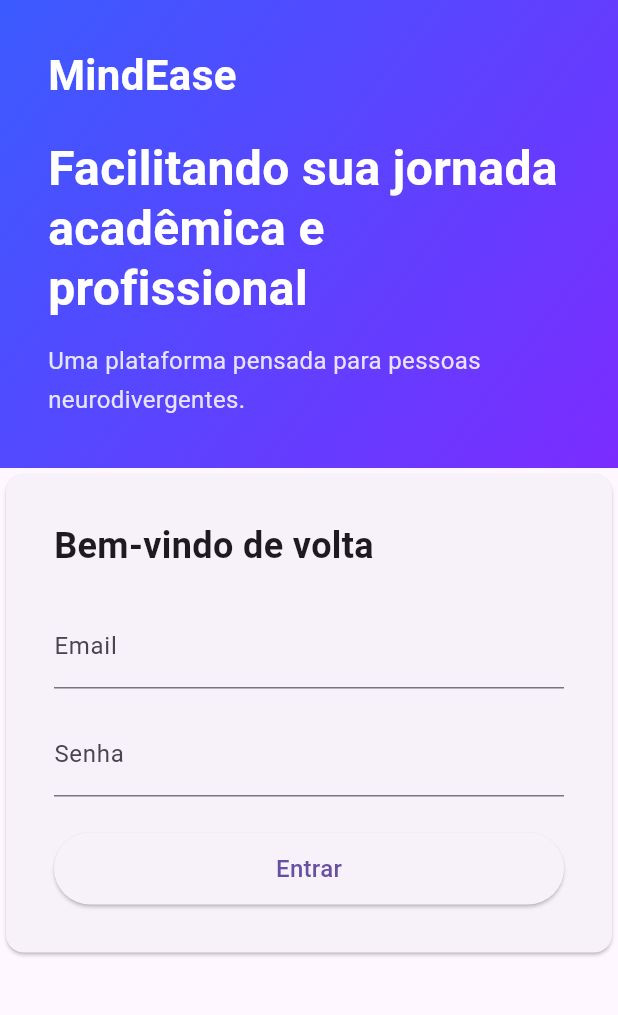
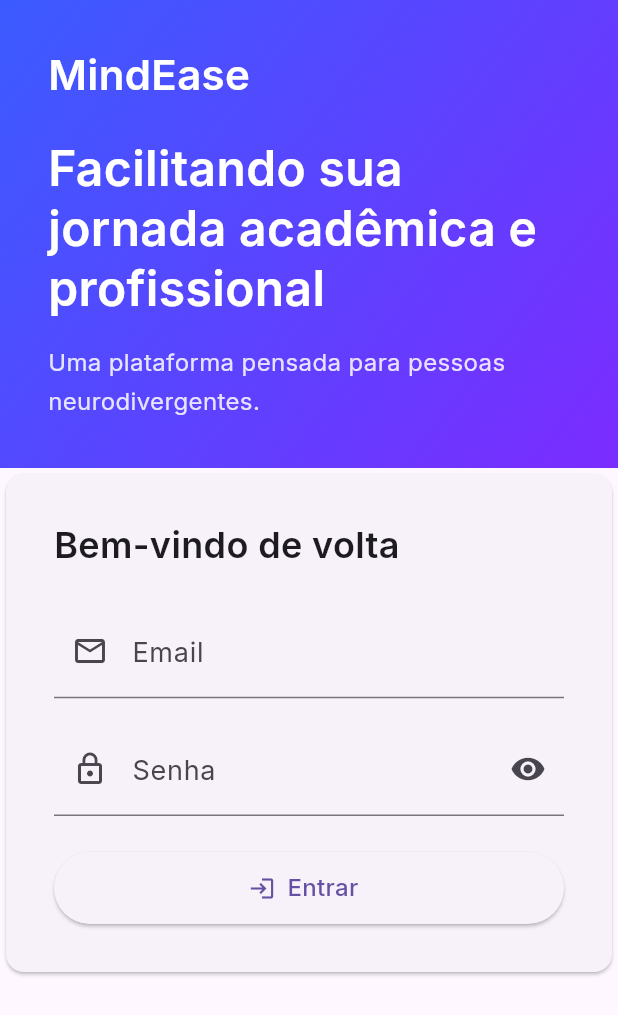
Before and after one commit to mindeaseapp/mindease-focus-tc5, a Flutter app: the screen it shows after launch, on a phone screen of 412 x 824 dp. Shown: the top 1015 px of the screen. Run offline on Flutter 3.47's test engine with Material 3 defaults, Android fonts, the light colour scheme and no system bars.

Commit message:
feat: add typography system and icons to login screen

```diff
--- a/lib/features/auth/login/presentation/login_page.dart
+++ b/lib/features/auth/login/presentation/login_page.dart
@@ -7,8 +7,15 @@ import 'package:mindease_focus/shared/tokens/app_sizes.dart';
 
 import 'login_styles.dart';
 
-class LoginPage extends StatelessWidget {
+class LoginPage extends StatefulWidget {
   const LoginPage({super.key});
+
+  @override
+  State<LoginPage> createState() => _LoginPageState();
+}
+
+class _LoginPageState extends State<LoginPage> {
+  bool _obscurePassword = true;
 
   @override
   Widget build(BuildContext context) {
@@ -47,21 +54,47 @@ class LoginPage extends StatelessWidget {
                       style: LoginStyles.title,
                     ),
                     SizedBox(height: AppSpacing.lg),
+
+                    // 📧 EMAIL
                     const TextField(
-                      decoration: InputDecoration(labelText: 'Email'),
+                      decoration: InputDecoration(
+                        labelText: 'Email',
+                        prefixIcon: Icon(Icons.email_outlined),
+                      ),
                     ),
+
                     SizedBox(height: AppSpacing.md),
-                    const TextField(
-                      decoration: InputDecoration(labelText: 'Senha'),
-                      obscureText: true,
+
+                    // 🔒 SENHA
+                    TextField(
+                      obscureText: _obscurePassword,
+                      decoration: InputDecoration(
+                        labelText: 'Senha',
+                        prefixIcon: const Icon(Icons.lock_outline),
+                        suffixIcon: IconButton(
+                          icon: Icon(
+                            _obscurePassword
+                                ? Icons.visibility
+                                : Icons.visibility_off,
+                          ),
+                          onPressed: () {
+                            setState(() {
+                              _obscurePassword = !_obscurePassword;
+                            });
+                          },
+                        ),
+                      ),
                     ),
+
                     SizedBox(height: AppSpacing.lg),
+
                     SizedBox(
                       width: double.infinity,
                       height: AppSizes.buttonHeight,
-                      child: ElevatedButton(
+                      child: ElevatedButton.icon(
                         onPressed: () {},
-                        child: Text(
+                        icon: const Icon(Icons.login),
+                        label: Text(
                           'Entrar',
                           style: LoginStyles.buttonText,
                         ),
--- a/lib/main.dart
+++ b/lib/main.dart
@@ -1,5 +1,6 @@
 import 'package:flutter/material.dart';
 import 'features/routes.dart';
+import 'shared/tokens/app_typography.dart';
 
 void main() {
   runApp(const MindEaseApp());
@@ -13,7 +14,29 @@ class MindEaseApp extends StatelessWidget {
     return MaterialApp(
       debugShowCheckedModeBanner: false,
       title: 'MindEase',
-      theme: ThemeData(useMaterial3: true),
+
+      theme: ThemeData(
+        useMaterial3: true,
+
+        // 🔤 FONTE GLOBAL DO APP
+        fontFamily: AppTypography.fontFamily,
+
+        // (opcional, mas profissional)
+        textTheme: const TextTheme(
+          displayLarge: AppTypography.displayLarge,
+          displayMedium: AppTypography.displayMedium,
+          displaySmall: AppTypography.displaySmall,
+          headlineLarge: AppTypography.h1,
+          headlineMedium: AppTypography.h2,
+          headlineSmall: AppTypography.h3,
+          bodyLarge: AppTypography.bodyLarge,
+          bodyMedium: AppTypography.body,
+          bodySmall: AppTypography.bodySmall,
+          labelLarge: AppTypography.labelLarge,
+          labelMedium: AppTypography.label,
+          labelSmall: AppTypography.labelSmall,
+        ),
+      ),
 
       // ✅ PRIMEIRA TELA
       initialRoute: AppRoutes.login,
--- /dev/null
+++ b/lib/shared/tokens/app_theme.dart
@@ -0,0 +1,28 @@
+import 'package:flutter/material.dart';
+import 'app_typography.dart';
+
+class AppTheme {
+  static ThemeData theme = ThemeData(
+    useMaterial3: true,
+    fontFamily: AppTypography.fontFamily,
+
+    colorScheme: ColorScheme.fromSeed(
+      seedColor: const Color(0xFF6C63FF),
+    ),
+
+    textTheme: const TextTheme(
+      displayLarge: AppTypography.displayLarge,
+      displayMedium: AppTypography.displayMedium,
+      displaySmall: AppTypography.displaySmall,
+      headlineLarge: AppTypography.h1,
+      headlineMedium: AppTypography.h2,
+      headlineSmall: AppTypography.h3,
+      bodyLarge: AppTypography.bodyLarge,
+      bodyMedium: AppTypography.body,
+      bodySmall: AppTypography.bodySmall,
+      labelLarge: AppTypography.labelLarge,
+      labelMedium: AppTypography.label,
+      labelSmall: AppTypography.labelSmall,
+    ),
+  );
+}
--- a/lib/shared/tokens/app_typography.dart
+++ b/lib/shared/tokens/app_typography.dart
@@ -1,21 +1,16 @@
 import 'package:flutter/material.dart';
 
-/// Design Tokens — Typography
-/// Tipografia acessível, previsível e escalável
-/// Pensada para reduzir sobrecarga cognitiva
 class AppTypography {
-
-  // 🔹 Font family padrão do app
   static const String fontFamily = 'Inter';
 
-  // 🔹 Pesos mais usados
+  // Weights
   static const FontWeight light = FontWeight.w300;
   static const FontWeight regular = FontWeight.w400;
   static const FontWeight medium = FontWeight.w500;
   static const FontWeight semiBold = FontWeight.w600;
   static const FontWeight bold = FontWeight.w700;
 
-  // 🔹 Display (títulos grandes)
+  // Display
   static const TextStyle displayLarge = TextStyle(
     fontSize: 48,
     fontWeight: bold,
@@ -34,7 +29,7 @@ class AppTypography {
     height: 1.25,
   );
 
-  // 🔹 Headings
+  // Headlines
   static const TextStyle h1 = TextStyle(
     fontSize: 28,
     fontWeight: semiBold,
@@ -53,7 +48,7 @@ class AppTypography {
     height: 1.4,
   );
 
-  // 🔹 Body
+  // Body
   static const TextStyle bodyLarge = TextStyle(
     fontSize: 18,
     fontWeight: regular,
@@ -72,7 +67,7 @@ class AppTypography {
     height: 1.5,
   );
 
-  // 🔹 Labels / Inputs / Buttons
+  // Labels
   static const TextStyle labelLarge = TextStyle(
     fontSize: 16,
     fontWeight: medium,
@@ -91,23 +86,36 @@ class AppTypography {
     letterSpacing: 0.3,
   );
 
-  // 🔹 Links
+  // Supporting
+  static const TextStyle helper = TextStyle(
+    fontSize: 12,
+    fontWeight: regular,
+    height: 1.4,
+  );
+
+  static const TextStyle caption = TextStyle(
+    fontSize: 12,
+    fontWeight: regular,
+    color: Colors.grey,
+  );
+
+  // Interaction
   static const TextStyle link = TextStyle(
     fontSize: 14,
     fontWeight: medium,
     decoration: TextDecoration.underline,
   );
 
-  // 🔹 Helpers (feedback cognitivo)
-  static const TextStyle helper = TextStyle(
-    fontSize: 12,
-    fontWeight: regular,
-    height: 1.4,
-  );
-
+  // Feedback
   static const TextStyle error = TextStyle(
     fontSize: 12,
     fontWeight: medium,
     color: Colors.redAccent,
   );
+
+  static const TextStyle success = TextStyle(
+    fontSize: 12,
+    fontWeight: medium,
+    color: Colors.green,
+  );
 }
```
Also changed, not shown: pubspec.yaml (+25 -1 lines), assets/fonts/Inter-Bold.ttf (added), assets/fonts/Inter-Light.ttf (added), assets/fonts/Inter-Medium.ttf (added), assets/fonts/Inter-Regular.ttf (added), assets/fonts/Inter-SemiBold.ttf (added), lib/features/auth/login/presentation/login_styles.dart (line endings or trailing spaces), pubspec.lock.
